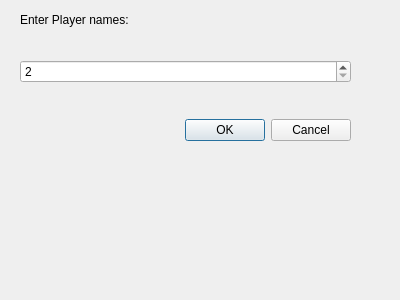
This is player_setup.ui in MarkHA-2469434/Groep-nr12 as Qt 5 draws it before an edit. The edited form follows.
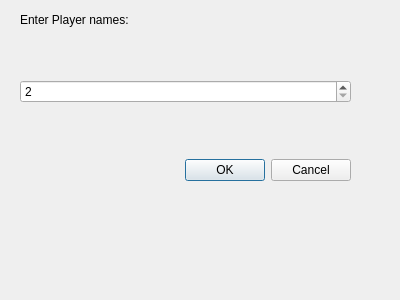
This is the edited form.

Patch:
```diff
--- a/player_setup.ui
+++ b/player_setup.ui
@@ -19,7 +19,7 @@
      <x>20</x>
      <y>30</y>
      <width>331</width>
-     <height>141</height>
+     <height>201</height>
     </rect>
    </property>
    <layout class="QVBoxLayout" name="verticalLayout">
```
